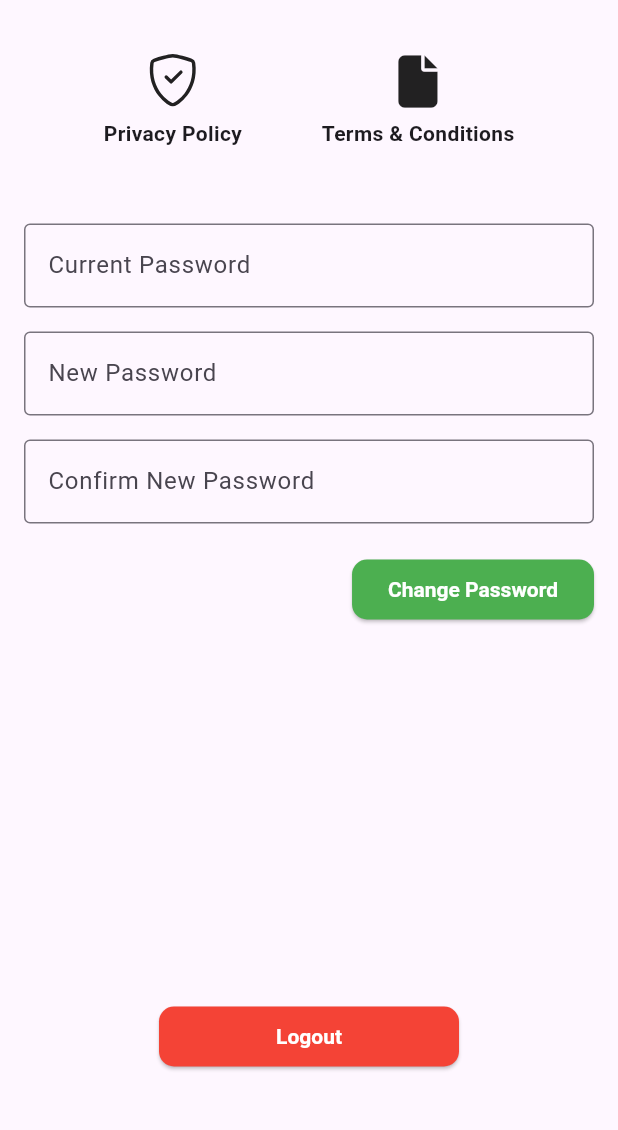
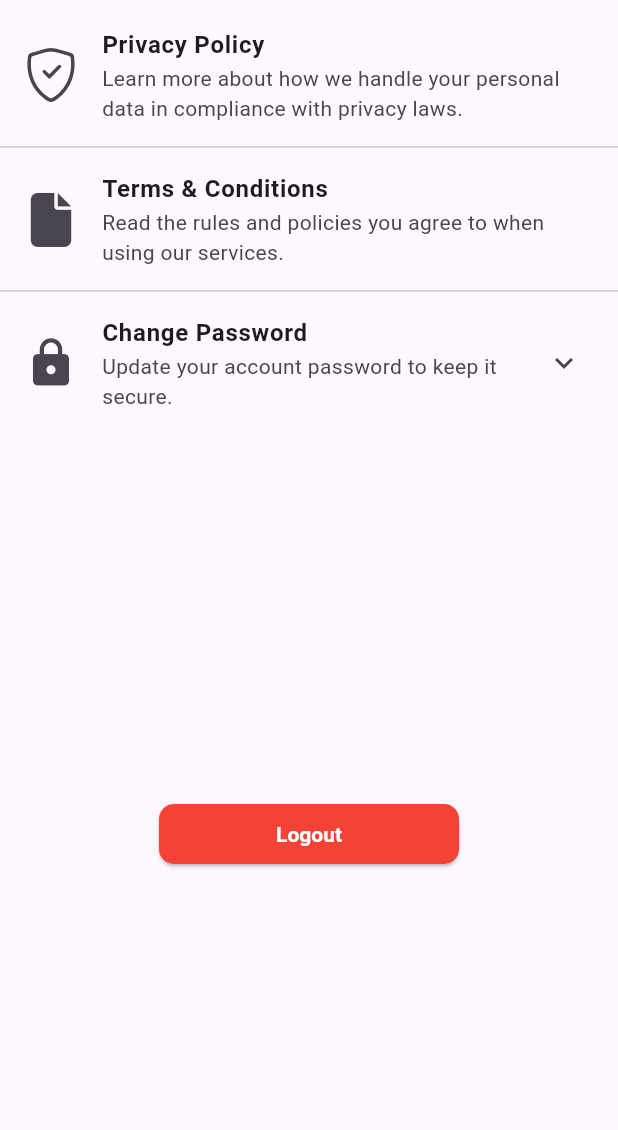
Before and after one commit to alifzidanr/simpeg2, a Flutter app: the AccountSettingsPage screen opened directly with empty values, on a phone screen of 412 x 824 dp, the part 84-1214 px from its top. Run offline on Flutter 3.47's test engine with Material 3 defaults, Android fonts, the light colour scheme and no system bars; our stand-ins replace fl_chart, google_fonts, icons_plus, image_picker, permission_handler, shared_preferences and 1 more; accounts and stored records are empty.

Commit message:
28th commit

```diff
--- a/lib/account_settings_page.dart
+++ b/lib/account_settings_page.dart
@@ -19,6 +19,7 @@ class _AccountSettingsPageState extends State<AccountSettingsPage> {
   final TextEditingController _currentPasswordController = TextEditingController();
   final TextEditingController _newPasswordController = TextEditingController();
   final TextEditingController _confirmPasswordController = TextEditingController();
+  bool _isExpanded = false; // Control the expansion of the accordion
 
   void _updatePassword() async {
     String currentPassword = _currentPasswordController.text;
@@ -145,55 +146,83 @@ class _AccountSettingsPageState extends State<AccountSettingsPage> {
           },
         ),
       ),
-      body: SingleChildScrollView(
-        padding: const EdgeInsets.all(16.0),
-        child: ConstrainedBox(
-          constraints: BoxConstraints(
-            minHeight: availableHeight,
-          ),
-          child: IntrinsicHeight(
+      body: SafeArea(
+        child: SingleChildScrollView(
+          padding: EdgeInsets.only(bottom: MediaQuery.of(context).viewInsets.bottom),
           child: Column(
             children: [
               Padding(
-                  padding: const EdgeInsets.only(top: 20.0),
-                  child: Row(
-                    mainAxisAlignment: MainAxisAlignment.spaceEvenly,
-                    children: [
-                      GestureDetector(
-                        onTap: _showPrivacyPolicyModal, // Show modal on tap
+                padding: const EdgeInsets.only(top: 10.0),
                 child: Column(
                   children: [
-                            Icon(Bootstrap.shield_check, size: 35),
-                            SizedBox(height: 8),
-                            Text(
+                    ListTile(
+                      leading: Icon(Bootstrap.shield_check, size: 36), // Smaller icon size
+                      onTap: _showPrivacyPolicyModal,
+                      title: Text(
                         'Privacy Policy',
                         style: TextStyle(
-          fontFamily: 'Roboto', // Roboto font
-          fontWeight: FontWeight.bold, // Bold font
+                          fontWeight: FontWeight.bold,
+                          fontSize: 16, // Slightly smaller font size
                         ),
                       ),
+                      subtitle: Text(
+                        'Learn more about how we handle your personal data in compliance with privacy laws.',
+                        style: TextStyle(fontSize: 14), // Smaller subtitle font
+                      ),
+                    ),
+                    Divider(), // Adds a divider between list items
+                    ListTile(
+                      leading: Icon(FontAwesome.file, size: 36), // Smaller icon size
+                      onTap: _showTermsAndConditionsModal,
+                      title: Text(
+                        'Terms & Conditions',
+                        style: TextStyle(
+                          fontWeight: FontWeight.bold,
+                          fontSize: 16, // Slightly smaller font size
+                        ),
+                      ),
+                      subtitle: Text(
+                        'Read the rules and policies you agree to when using our services.',
+                        style: TextStyle(fontSize: 14), // Smaller subtitle font
+                      ),
+                    ),
+                    Divider(), // This divider separates Terms & Conditions from Change Password
                   ],
                 ),
               ),
+
+              // Custom Accordion for Change Password
               GestureDetector(
-                        onTap: _showTermsAndConditionsModal, // Show modal on tap
+                onTap: () {
+                  setState(() {
+                    _isExpanded = !_isExpanded;
+                  });
+                },
+                child: ListTile(
+                  leading: Icon(Icons.lock, size: 36),
+                  title: Text(
+                    "Change Password",
+                    style: TextStyle(
+                      fontWeight: FontWeight.bold,
+                      fontSize: 16,
+                    ),
+                  ),
+                  subtitle: Text(
+                    'Update your account password to keep it secure.',
+                    style: TextStyle(fontSize: 14),
+                  ),
+                  trailing: Icon(
+                    _isExpanded ? Icons.keyboard_arrow_up : Icons.keyboard_arrow_down,
+                  ),
+                ),
+              ),
+              AnimatedContainer(
+                duration: Duration(milliseconds: 300),
+                height: _isExpanded ? null : 0,
+                child: Padding(
+                  padding: const EdgeInsets.symmetric(horizontal: 16.0),
                   child: Column(
                     children: [
-                            Icon(FontAwesome.file, size: 35),
-                            SizedBox(height: 8),
-                          Text(
-        'Terms & Conditions',
-        style: TextStyle(
-          fontFamily: 'Roboto', // Roboto font
-          fontWeight: FontWeight.bold, // Bold font
-        ),)
-                          ],
-                        ),
-                      ),
-                    ],
-                  ),
-                ),
-                SizedBox(height: 50), // 100px space between icons and components below
                       TextField(
                         controller: _currentPasswordController,
                         decoration: InputDecoration(
@@ -244,10 +273,13 @@ class _AccountSettingsPageState extends State<AccountSettingsPage> {
                           ),
                         ],
                       ),
-
+                    ],
+                  ),
+                ),
+              ),
               SizedBox(height: 250),
               SizedBox(
-  width: 200, // Adjust the width to make it twice as long (you can change the value as needed)
+                width: 200,
                 child: ElevatedButton(
                   onPressed: _logout,
                   child: Text('Logout'),
@@ -258,15 +290,13 @@ class _AccountSettingsPageState extends State<AccountSettingsPage> {
                       borderRadius: BorderRadius.circular(10), // Rectangle with 10 border radius
                     ),
                     textStyle: TextStyle(
-        fontFamily: 'Roboto', // Roboto font
+                      fontFamily: 'Roboto',
                       fontWeight: FontWeight.bold, // Bold font
                     ),
                   ),
                 ),
-)
-
+              ),
             ],
-            ),
           ),
         ),
       ),
--- a/lib/login_page.dart
+++ b/lib/login_page.dart
@@ -84,7 +84,7 @@ class _LoginPageState extends State<LoginPage> {
                     'assets/Logo_YPIA.png',
                     height: 200.0, // Set the height to double the previous size
                   ),
-                  SizedBox(height: 30), // Space between logo and form
+                  SizedBox(height: 60), // Space between logo and form
                   // ID Pegawai Field
                   Container(
                     height: 50.0,
--- a/lib/privacy_policy_modal.dart
+++ b/lib/privacy_policy_modal.dart
@@ -154,7 +154,7 @@ class PrivacyPolicyModal extends StatelessWidget {
                     style: GoogleFonts.roboto(
                       fontSize: 16,
                       fontWeight: FontWeight.bold,
-                      color: Colors.white, // Text color
+                      color: Colors.white,
                     ),
                   ),
                 ),
--- a/lib/terms_and_conditions_modal.dart
+++ b/lib/terms_and_conditions_modal.dart
@@ -34,13 +34,12 @@ class TermsAndConditionsModal extends StatelessWidget {
           SizedBox(height: 10),
 
           // Terms and Conditions content in a limited-height container
-          Container(
-            height: MediaQuery.of(context).size.height * 0.6, // Limit height to 60% of the screen
-            child: SingleChildScrollView(
-              child: Column(
-                crossAxisAlignment: CrossAxisAlignment.start,
-                children: [
-                  _buildSectionContent(
+          Expanded(
+  child: SingleChildScrollView(
+    child: Column(
+      crossAxisAlignment: CrossAxisAlignment.start,
+      children: [
+        _buildSectionContent(
                     '''Peraturan mengenai Syarat dan Ketentuan dimana anda menggunakan layanan Aplikasi Sistem Informasi Kepegawaian Al Azhar. Jika Anda tidak setuju atas Syarat dan Ketentuan ini, silahkan tidak menggunakan layanan aplikasi ini.''',
                   ),
 
@@ -125,8 +124,6 @@ Khusus untuk pemberian Layanan Services, akan didasarkan pada perjanjian terpisa
             ),
           ),
 
-          SizedBox(height: 8), // Space between the content and the button
-
           Align(
   alignment: Alignment.center, // Center the button
   child: SizedBox(
@@ -147,7 +144,7 @@ Khusus untuk pemberian Layanan Services, akan didasarkan pada perjanjian terpisa
         style: GoogleFonts.roboto(
           fontSize: 16,
           fontWeight: FontWeight.bold,
-          color: Colors.white, // Text color
+          color: Colors.white,
         ),
       ),
     ),
```
Lines whose indentation alone changed are shown as unchanged.
